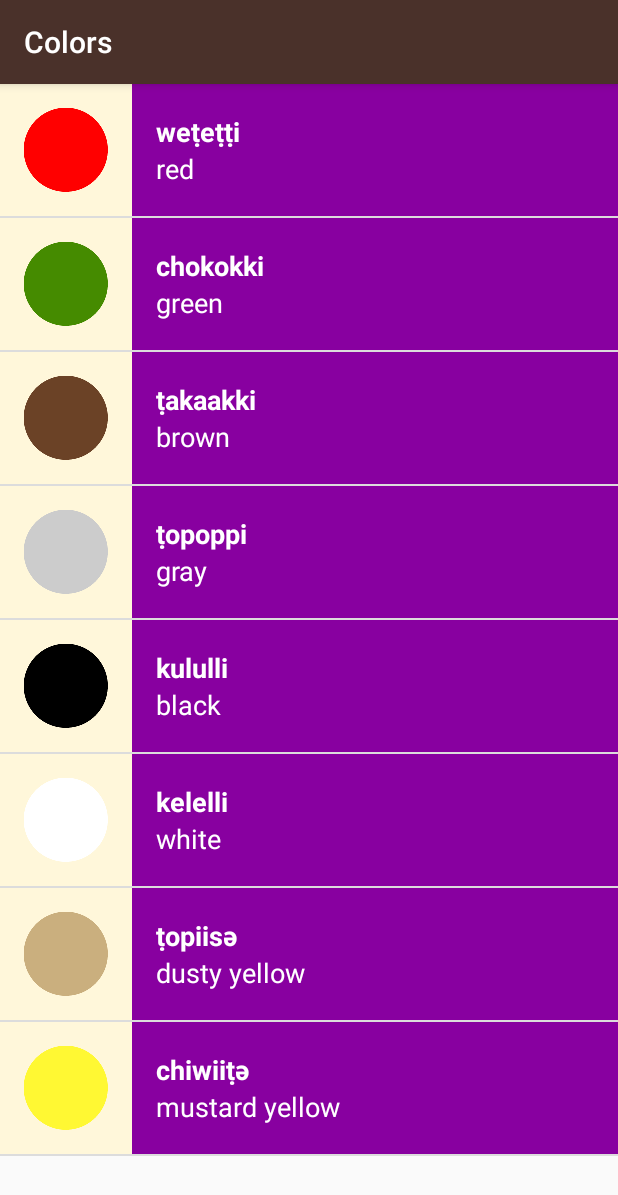
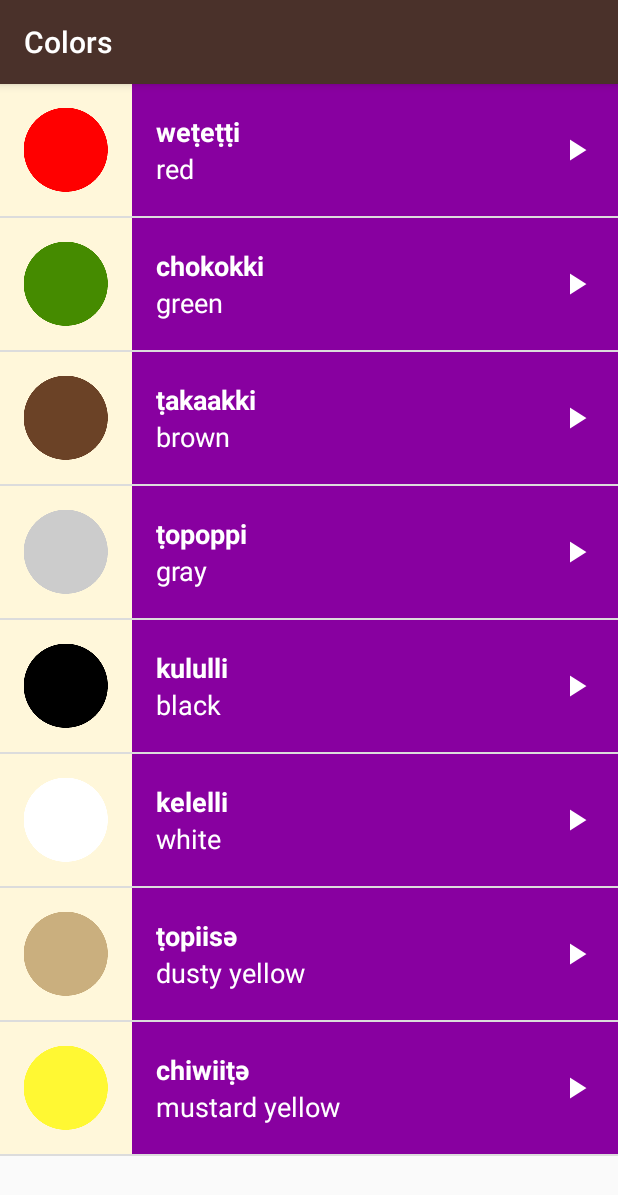
Before and after one commit to Rodrinot/miwok, an Android app: the ColorsActivity screen opened directly, with no data from a screen before it, on a phone screen of 412 x 824 dp. Shown: the top 1195 px of the screen. Run offline under Robolectric (Android 15) with nearby library versions, the phone set to English and light mode, and no system bars.

Commit message:
Add play icon.

```diff
--- a/app/src/main/res/layout/list_item.xml
+++ b/app/src/main/res/layout/list_item.xml
@@ -13,6 +13,10 @@
         android:id="@+id/image"
         android:layout_width="@dimen/list_item_height"
         android:layout_height="@dimen/list_item_height" />
+
+    <RelativeLayout
+        android:layout_width="match_parent"
+        android:layout_height="match_parent">
 
         <LinearLayout
             android:id="@+id/text_container"
@@ -42,7 +46,15 @@
                 android:textAppearance="?android:textAppearanceMedium"
                 android:textColor="@android:color/white"
                 tools:text="one" />
+        </LinearLayout>
+
+        <ImageView
+            android:layout_width="24dp"
+            android:layout_height="24dp"
+            android:layout_alignParentRight="true"
+            android:layout_centerVertical="true"
+            android:layout_marginRight="16dp"
+            android:src="@drawable/baseline_play_arrow_white_24" />
+    </RelativeLayout>
 
 </LinearLayout>
-
-</LinearLayout>
```
Also changed, not shown: app/src/main/res/drawable/baseline_play_arrow_24.xml (added, +10 -0 lines), app/src/main/res/drawable-hdpi/baseline_play_arrow_white_24.png (added), app/src/main/res/drawable-mdpi/baseline_play_arrow_white_24.png (added), app/src/main/res/drawable-xhdpi/baseline_play_arrow_white_24.png (added), app/src/main/res/drawable-xxhdpi/baseline_play_arrow_white_24.png (added), app/src/main/res/drawable-xxxhdpi/baseline_play_arrow_white_24.png (added). Lines whose indentation alone changed are shown as unchanged.
